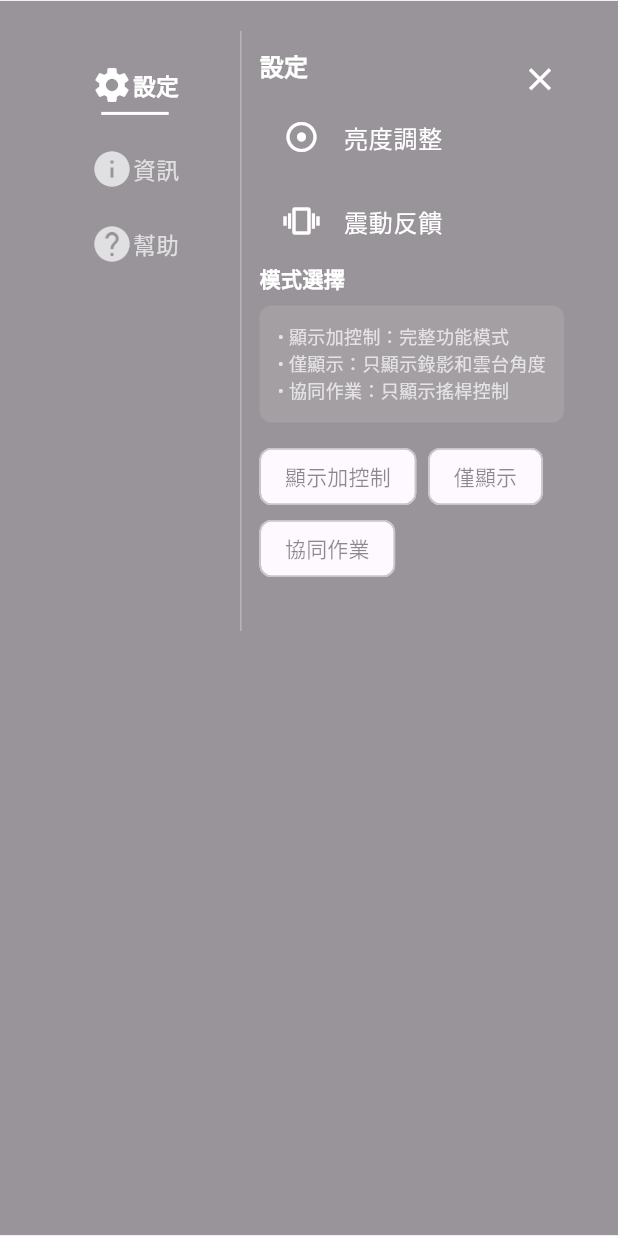
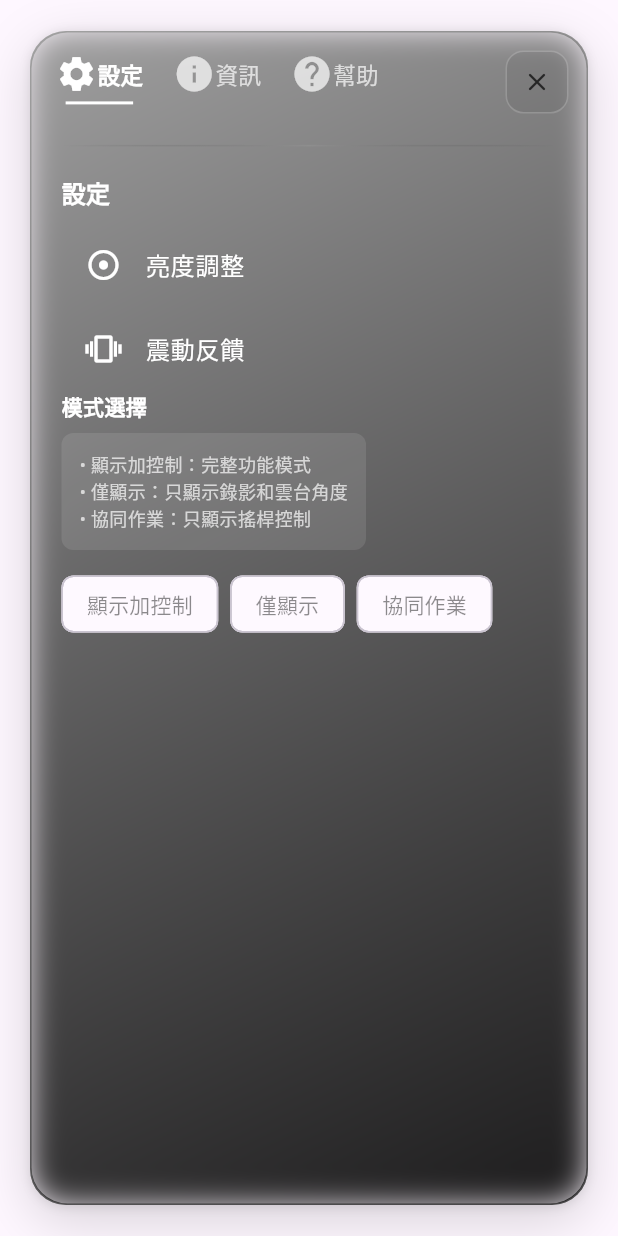
Before and after one commit to jerrysh970227/drone, a Flutter app: the _MenuDialog widget shown alone on an empty page, opened directly with empty values, on a phone screen of 412 x 824 dp. Run offline on Flutter 3.47's test engine with Material 3 defaults, Android fonts, the phone set to English and light mode, and no system bars; our stand-ins replace lottie; missing offline and left inert: flutter_joystick; network calls fail.

Commit message:
菜單改回右邊

```diff
--- a/lib/drone_joystick_page.dart
+++ b/lib/drone_joystick_page.dart
@@ -2,6 +2,7 @@ import 'dart:async';
 import 'dart:io';
 import 'dart:math' as math;
 import 'dart:typed_data';
+import 'dart:ui';
 import 'package:drone/main.dart';
 import 'package:flutter/material.dart';
 import 'package:flutter/services.dart';
@@ -491,26 +492,75 @@ class _MenuDialogState extends State<_MenuDialog> {
     return Align(
       alignment: Alignment.centerRight,
       child: Material(
-        color: Colors.black12.withOpacity(0.4),
+        color: Colors.transparent,
         child: Container(
-          width: 800,
-          constraints: BoxConstraints(maxHeight: MediaQuery.of(context).size.height * 0.95),
+          width: 450,
+          constraints: BoxConstraints(
+              maxHeight: MediaQuery.of(context).size.height * 0.95
+          ),
           margin: const EdgeInsets.all(20),
           decoration: BoxDecoration(
-            borderRadius: BorderRadius.circular(20),
-            boxShadow: [BoxShadow(color: Colors.transparent, blurRadius: 10, offset: const Offset(-5, 0))],
+            // 使用漸層背景增加現代感
+            gradient: LinearGradient(
+              begin: Alignment.topLeft,
+              end: Alignment.bottomRight,
+              colors: [
+                Colors.grey.withOpacity(0.95),
+                Colors.black12.withOpacity(0.85),
+              ],
             ),
+            borderRadius: BorderRadius.circular(24),
+            // 多層陰影增加立體感
+            boxShadow: [
+              BoxShadow(
+                color: Colors.black.withOpacity(0.15),
+                offset: const Offset(0, 10),
+                blurRadius: 30,
+                spreadRadius: 0,
+              ),
+              BoxShadow(
+                color: Colors.black.withOpacity(0.1),
+                offset: const Offset(0, 1),
+                blurRadius: 5,
+                spreadRadius: 0,
+              ),
+            ],
+            // 增加細微邊框
+            border: Border.all(
+              color: Colors.grey.withOpacity(0.3),
+              width: 1,
+            ),
+          ),
+          // 增加背景模糊效果
+          child: ClipRRect(
+            borderRadius: BorderRadius.circular(24),
+            child: BackdropFilter(
+              filter: ImageFilter.blur(sigmaX: 10, sigmaY: 10),
               child: Stack(
                 children: [
-              Row(
-                crossAxisAlignment: CrossAxisAlignment.start,
+                  Column(
                     mainAxisSize: MainAxisSize.min,
                     children: [
                       _buildMenuTabs(),
-                  Container(height: 400,width: 1, color: Colors.white.withOpacity(0.3)),
+                      // 現代化分隔線
+                      Container(
+                        height: 1,
+                        width: double.infinity,
+                        margin: const EdgeInsets.symmetric(horizontal: 20),
+                        decoration: BoxDecoration(
+                          gradient: LinearGradient(
+                            colors: [
+                              Colors.transparent,
+                              Colors.grey.withOpacity(0.3),
+                              Colors.transparent,
+                            ],
+                          ),
+                        ),
+                      ),
                       Expanded(
                         child: SingleChildScrollView(
-                      padding: const EdgeInsets.all(12.0),
+                          padding: const EdgeInsets.all(20.0),
+                          physics: const BouncingScrollPhysics(),
                           child: Column(
                             crossAxisAlignment: CrossAxisAlignment.start,
                             children: _buildMenuContent(),
@@ -519,15 +569,41 @@ class _MenuDialogState extends State<_MenuDialog> {
                       ),
                     ],
                   ),
+                  // 現代化關閉按鈕
                   Positioned(
-                top: 8, right: 8,
-                child: IconButton(
-                  icon: const Icon(Icons.close, color: Colors.white, size: 25),
-                  onPressed: () => Navigator.pop(context),
-                  style: IconButton.styleFrom(backgroundColor: Colors.transparent, shape: const CircleBorder()),
+                    top: 12,
+                    right: 12,
+                    child: Container(
+                      decoration: BoxDecoration(
+                        color: Colors.black.withOpacity(0.05),
+                        borderRadius: BorderRadius.circular(12),
+                        border: Border.all(
+                          color: Colors.white.withOpacity(0.2),
+                          width: 1,
+                        ),
+                      ),
+                      child: Material(
+                        color: Colors.transparent,
+                        borderRadius: BorderRadius.circular(12),
+                        child: InkWell(
+                          borderRadius: BorderRadius.circular(12),
+                          onTap: () => Navigator.pop(context),
+                          child: Container(
+                            width: 40,
+                            height: 40,
+                            child: Icon(
+                              Icons.close_rounded,
+                              color: Colors.black.withOpacity(0.7),
+                              size: 20,
+                            ),
+                          ),
+                        ),
+                      ),
                     ),
                   ),
                 ],
+              ),
+            ),
           ),
         ),
       ),
@@ -536,15 +612,15 @@ class _MenuDialogState extends State<_MenuDialog> {
 
   Widget _buildMenuTabs() {
     return SizedBox(
-      width: 140,
+      height: 75,
       child: ListView(
-        scrollDirection: Axis.vertical,
-        padding: const EdgeInsets.symmetric(horizontal: 8, vertical: 16),
+        scrollDirection: Axis.horizontal,
+        padding: const EdgeInsets.symmetric(horizontal: 16, vertical: 8),
         children: [
           _MenuItem(icon: Icons.settings, title: '設定', isSelected: selectedMenu == '設定', onTap: () => setState(() => selectedMenu = '設定')),
-          SizedBox(height: 10,),
+          SizedBox(width: 20,),
           _MenuItem(icon: Icons.info, title: '資訊', isSelected: selectedMenu == '資訊', onTap: () => setState(() => selectedMenu = '資訊')),
-          SizedBox(height: 10,),
+          SizedBox(width: 20,),
           _MenuItem(icon: Icons.help, title: '幫助', isSelected: selectedMenu == '幫助', onTap: () => setState(() => selectedMenu = '幫助')),
           SizedBox(height: 10,),
         ],
```
Lines whose indentation alone changed are shown as unchanged.
